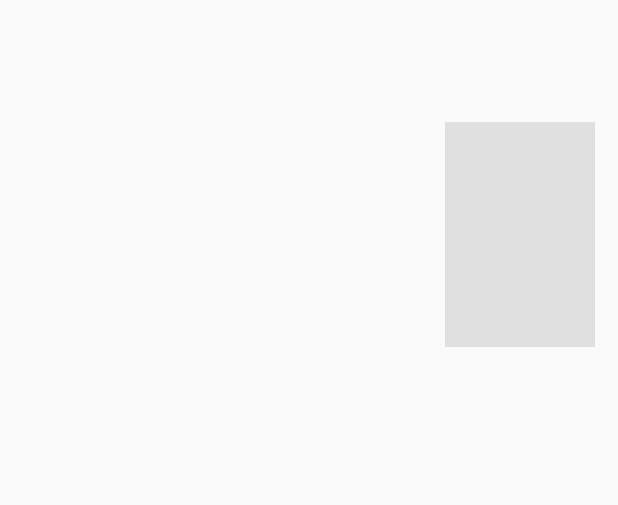
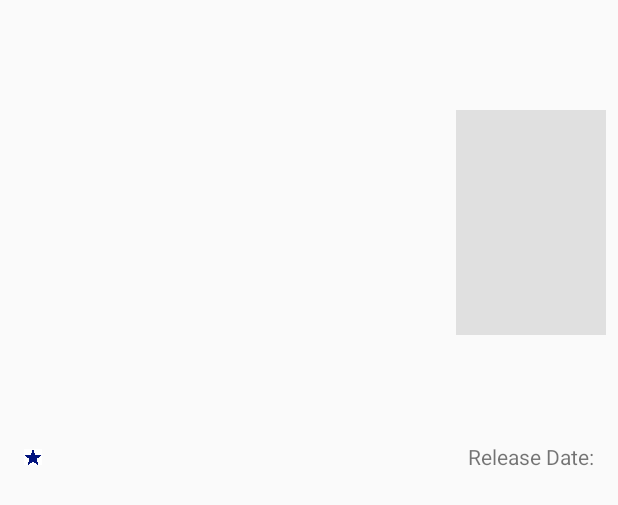
Before and after one commit to aadilahmed/Popular-Movies, an Android app: the layout activity_detail.xml on its own in the app's theme, with its tools: preview values and no code run, on a phone screen of 412 x 824 dp. Shown: the top 505 px of the screen. Run offline under Robolectric (Android 15) with nearby library versions, the phone set to English and light mode, and no system bars.

Commit message:
Polishing UI more

```diff
--- a/app/src/main/res/layout/activity_detail.xml
+++ b/app/src/main/res/layout/activity_detail.xml
@@ -1,58 +1,92 @@
 <?xml version="1.0" encoding="utf-8"?>
-<RelativeLayout xmlns:android="http://schemas.android.com/apk/res/android"
+<android.support.constraint.ConstraintLayout xmlns:android="http://schemas.android.com/apk/res/android"
+    xmlns:app="http://schemas.android.com/apk/res-auto"
     xmlns:tools="http://schemas.android.com/tools"
     android:layout_width="match_parent"
     android:layout_height="match_parent"
-    tools:context=".DetailActivity"
-    android:orientation="vertical">
+    tools:context=".DetailActivity">
+
+    <TextView
+        android:id="@+id/plot_synopsis_tv"
+        style="@style/DetailTheme"
+        android:layout_width="377dp"
+        android:layout_height="179dp"
+        android:layout_marginLeft="8dp"
+        android:layout_marginStart="8dp"
+        android:layout_marginTop="8dp"
+        app:layout_constraintStart_toStartOf="@+id/title_tv"
+        app:layout_constraintTop_toBottomOf="@+id/user_rating_tv" />
 
     <ImageView
         android:id="@+id/backdrop_iv"
         android:layout_width="match_parent"
         android:layout_height="231dp"
-        android:layout_alignParentStart="true"
-        android:layout_alignParentTop="true"
         android:scaleType="fitXY"/>
 
     <TextView
         android:id="@+id/title_tv"
         android:layout_width="match_parent"
         android:layout_height="wrap_content"
-        android:layout_below="@+id/backdrop_iv"
+        android:layout_marginEnd="8dp"
+        android:layout_marginLeft="8dp"
+        android:layout_marginRight="8dp"
+        android:layout_marginStart="8dp"
+        android:layout_marginTop="8dp"
         android:gravity="center"
-        android:textSize="32sp"/>
+        android:textSize="32sp"
+        app:layout_constraintEnd_toEndOf="@+id/backdrop_iv"
+        app:layout_constraintStart_toStartOf="@+id/backdrop_iv"
+        app:layout_constraintTop_toBottomOf="@+id/backdrop_iv" />
 
     <TextView
         android:id="@+id/release_date_tv"
         android:layout_width="wrap_content"
         android:layout_height="wrap_content"
-        android:layout_alignParentEnd="true"
-        android:layout_alignTop="@+id/user_rating_tv"
-        android:layout_marginEnd="7dp" />
-
-    <TextView
-        android:id="@+id/plot_synopsis_tv"
-        style="@style/DetailTheme"
-        android:layout_width="377dp"
-        android:layout_height="179dp"
-        android:layout_alignParentStart="true"
-        android:layout_below="@+id/title_tv" />
+        android:layout_marginTop="12dp"
+        app:layout_constraintEnd_toEndOf="@+id/title_tv"
+        app:layout_constraintTop_toBottomOf="@+id/title_tv" />
 
     <ImageView
         android:id="@+id/detail_poster_iv"
         android:layout_width="100dp"
         android:layout_height="150dp"
-        android:layout_alignBottom="@+id/backdrop_iv"
-        android:layout_alignParentEnd="true"
-        android:layout_marginEnd="15dp"
+        android:layout_marginBottom="8dp"
+        android:layout_marginEnd="8dp"
+        android:layout_marginRight="8dp"
         android:background="@color/posterBackground"
-        android:padding="2dp" />
+        android:padding="2dp"
+        app:layout_constraintBottom_toBottomOf="@+id/backdrop_iv"
+        app:layout_constraintEnd_toEndOf="parent" />
+
+    <ImageView
+        android:id="@+id/ratingStar"
+        android:layout_width="12dp"
+        android:layout_height="12dp"
+        android:layout_marginTop="4dp"
+        android:src="@drawable/blue_star"
+        app:layout_constraintEnd_toStartOf="@+id/user_rating_tv"
+        app:layout_constraintTop_toTopOf="@+id/user_rating_tv" />
+
 
     <TextView
         android:id="@+id/user_rating_tv"
         android:layout_width="wrap_content"
         android:layout_height="wrap_content"
-        android:layout_alignStart="@+id/plot_synopsis_tv"
-        android:layout_centerVertical="true" />
+        android:layout_marginLeft="20dp"
+        android:layout_marginStart="20dp"
+        android:layout_marginTop="12dp"
+        android:gravity="center"
+        app:layout_constraintStart_toStartOf="@+id/title_tv"
+        app:layout_constraintTop_toBottomOf="@+id/title_tv" />
 
-</RelativeLayout>
+    <TextView
+        android:layout_width="wrap_content"
+        android:layout_height="wrap_content"
+        android:layout_marginEnd="8dp"
+        android:layout_marginRight="8dp"
+        android:layout_marginTop="12dp"
+        android:text="@string/release_date_title"
+        app:layout_constraintEnd_toStartOf="@+id/release_date_tv"
+        app:layout_constraintTop_toBottomOf="@+id/title_tv" />
+
+</android.support.constraint.ConstraintLayout>
--- a/app/src/main/res/layout/activity_main.xml
+++ b/app/src/main/res/layout/activity_main.xml
@@ -4,5 +4,4 @@
     android:layout_width="match_parent"
     android:layout_height="match_parent"
     android:id="@+id/rv_movie_grid"
-
     />
--- a/app/src/main/res/layout/movie_item.xml
+++ b/app/src/main/res/layout/movie_item.xml
@@ -5,5 +5,6 @@
     android:layout_height="wrap_content"
     android:id="@+id/movie_poster_iv"
     android:adjustViewBounds="true"
-    android:scaleType="centerCrop">
+    android:scaleType="centerCrop"
+    android:padding="2dp">
 </ImageView>
--- a/app/src/main/res/values/colors.xml
+++ b/app/src/main/res/values/colors.xml
@@ -4,5 +4,6 @@
     <color name="colorPrimaryDark">#303F9F</color>
     <color name="colorAccent">#FF4081</color>
 
+    <color name="background">#212121</color>
     <color name="posterBackground">#E0E0E0</color>
 </resources>
--- a/app/src/main/res/values/strings.xml
+++ b/app/src/main/res/values/strings.xml
@@ -3,4 +3,5 @@
     <string name="sort_title">Sort By</string>
     <string name="popular_title">Popular</string>
     <string name="ratings_title">Top Rated</string>
+    <string name="release_date_title">Release Date:</string>
 </resources>
```
Also changed, not shown: app/src/main/res/drawable/blue_star.jpg (added).
